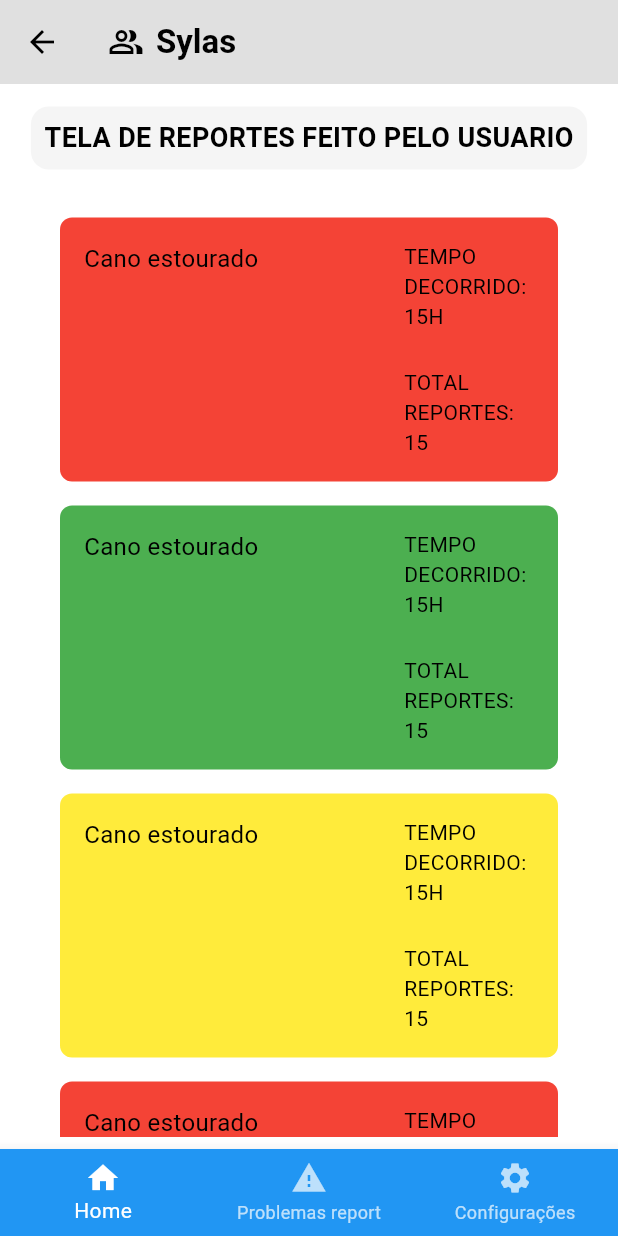
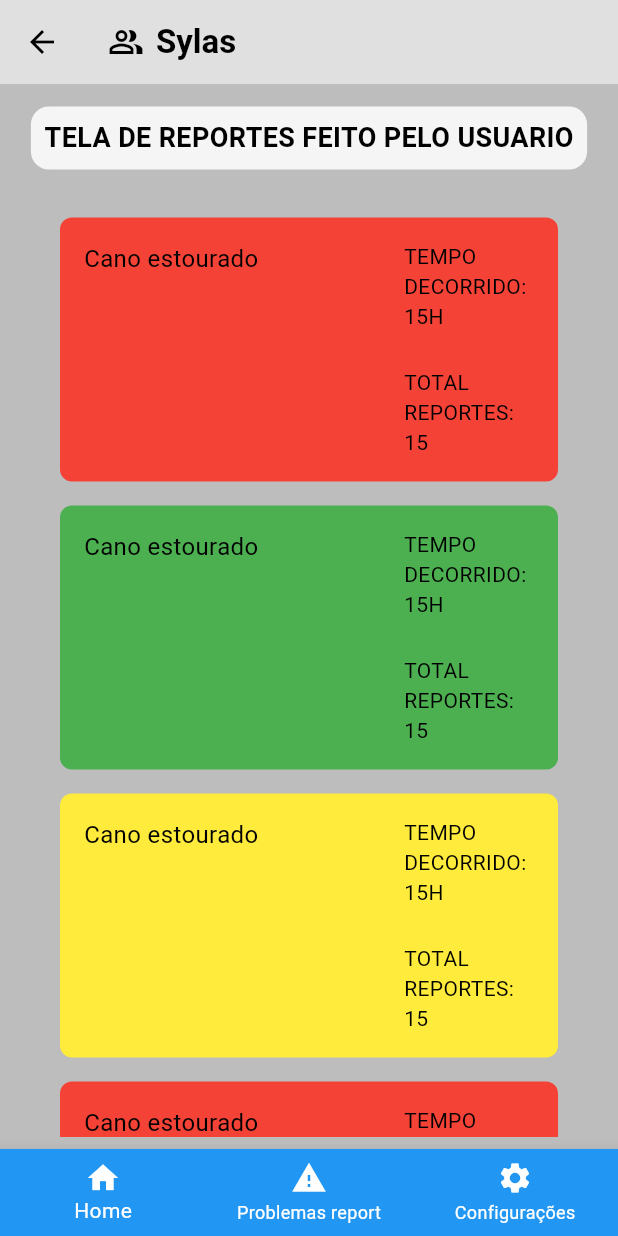
Before and after one commit to jeanPersil/CitySync, a Flutter app: the Homepage screen opened directly, swiped to page 2, on a phone screen of 412 x 824 dp. Run offline on Flutter 3.47's test engine with Material 3 defaults, Android fonts, the light colour scheme and no system bars; our stand-ins replace google_maps_flutter, image_picker; missing offline and left inert: image_picker_web.

Commit message:
Pequenos ajustes em geral

```diff
--- a/citysync/lib/Tema/tema.dart
+++ b/citysync/lib/Tema/tema.dart
@@ -3,12 +3,12 @@ import 'package:flutter/material.dart';
 ThemeData lightMode = ThemeData(
   brightness: Brightness.light,
   colorScheme: ColorScheme.light(
-    background: Colors.grey.shade400,
+    surface: Colors.grey.shade400,
     primary: Colors.grey.shade300,
     secondary: Colors.grey.shade100,
     onPrimary: Colors.black,
     onSecondary: Colors.black,
-    onBackground: Colors.black,
+    onSurface: Colors.black,
   ),
   textTheme: const TextTheme(
     bodyLarge: TextStyle(color: Colors.black),
@@ -19,12 +19,12 @@ ThemeData lightMode = ThemeData(
 ThemeData darkMode = ThemeData(
   brightness: Brightness.dark,
   colorScheme: ColorScheme.dark(
-    background: Colors.grey.shade900,
+    surface: Colors.grey.shade900,
     primary: Colors.grey.shade800,
     secondary: Colors.grey.shade700,
     onPrimary: Colors.white,
     onSecondary: Colors.white,
-    onBackground: Colors.white,
+    onSurface: Colors.white,
   ),
   textTheme: const TextTheme(
     bodyLarge: TextStyle(color: Colors.white),
--- a/citysync/lib/home_page.dart
+++ b/citysync/lib/home_page.dart
@@ -1,7 +1,8 @@
 import 'package:citysync/views/config.dart';
-import 'package:citysync/views/problemas_report.dart';
+import 'package:citysync/views/lista_problemas_report.dart';
 import 'package:citysync/views/tela_principal.dart';
 import 'package:flutter/material.dart';
+import 'Tema/color_extension.dart';
 
 class Homepage extends StatefulWidget {
   const Homepage({super.key});
@@ -33,7 +34,7 @@ class _HomepageState extends State<Homepage> {
         physics: const NeverScrollableScrollPhysics(),
         children: [
           Telaprincipal(),
-          const Problemasreport(),
+          const ProblemasReport(),
           const TelaConfig(),
         ],
       ),
@@ -41,9 +42,9 @@ class _HomepageState extends State<Homepage> {
         currentIndex: paginaAtual,
         backgroundColor: backgroundColor,
         selectedItemColor: Colors.white,
-        unselectedItemColor: Colors.white.withOpacity(0.7),
+        unselectedItemColor: Colors.white.withOpacidade(0.7),
         selectedLabelStyle: const TextStyle(color: Colors.white),
-        unselectedLabelStyle: TextStyle(color: Colors.white.withOpacity(0.7)),
+        unselectedLabelStyle: TextStyle(color: Colors.white.withOpacidade(0.7)),
         items: const [
           BottomNavigationBarItem(
             icon: Icon(Icons.home),
--- a/citysync/lib/views/problemas_report.dart
+++ b/citysync/lib/views/lista_problemas_report.dart
@@ -1,8 +1,9 @@
+// problemas_report.dart
 import 'package:flutter/material.dart';
 import 'package:citysync/Tema/color_extension.dart';
 
-class Problemasreport extends StatelessWidget {
-  const Problemasreport({super.key});
+class ProblemasReport  extends StatelessWidget {
+  const ProblemasReport ({super.key});
 
   // Simulação de "dados vindo do Banco de dados"
   final List<String> prioridades = const [
--- a/citysync/lib/views/tela_principal.dart
+++ b/citysync/lib/views/tela_principal.dart
@@ -1,6 +1,4 @@
 import 'package:citysync/services/teste_api.dart';
-import 'package:citysync/views/report_problema.dart';
-import 'package:citysync/widgets/botao_categoria.dart';
 import 'package:citysync/widgets/modal_pagina_inicial.dart';
 import 'package:flutter/material.dart';
 import 'package:google_maps_flutter/google_maps_flutter.dart';
@@ -8,7 +6,7 @@ import 'package:google_maps_flutter/google_maps_flutter.dart';
 
 
 class Telaprincipal extends StatefulWidget {
-  Telaprincipal({super.key});
+  const Telaprincipal({super.key});
 
   @override
   State<Telaprincipal> createState() => _TelaprincipalState();
```
Also changed, not shown: citysync/lib/views/login.dart (+6 -6 lines), citysync/lib/views/report_problema.dart (+9 -8 lines), citysync/lib/widgets/modal_Pagina_inicial.dart (+28 -14 lines).
